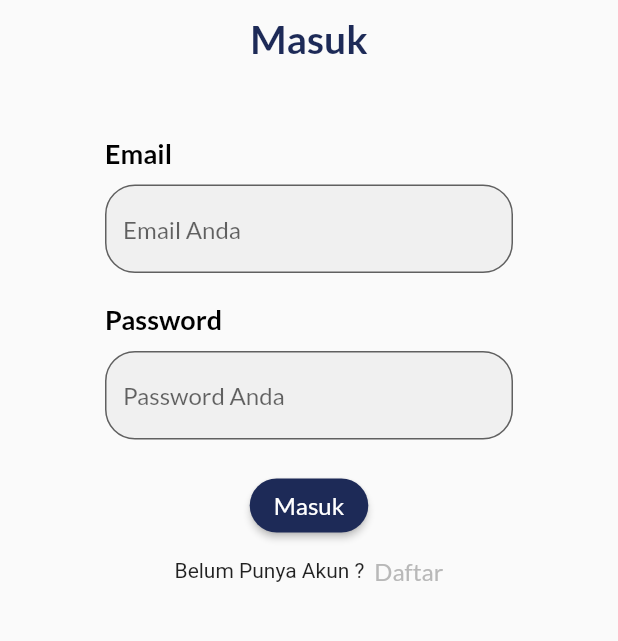
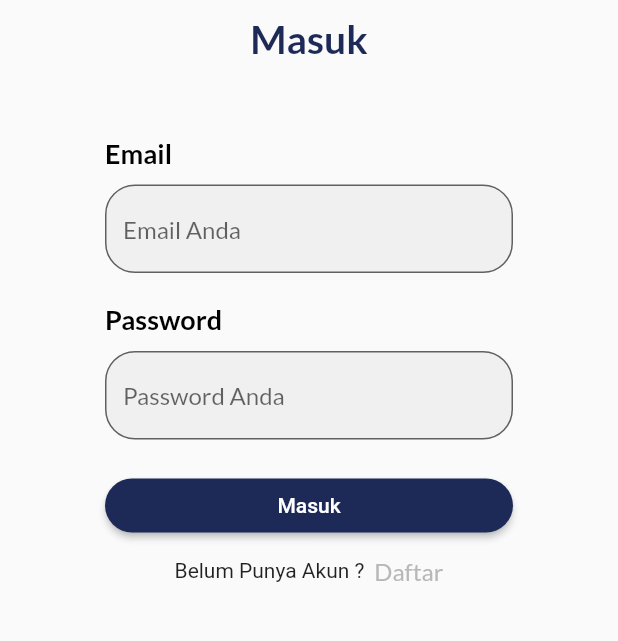
Before and after one commit to novannp/flutter_kbti, a Flutter app: the screen it shows after launch, on a phone screen of 412 x 824 dp, the part 363-1004 px from its top. Run offline on Flutter 3.47's test engine with Material 2 defaults, Android fonts, the phone set to English and light mode, and no system bars; our stand-ins replace flutter_secure_storage, google_fonts, shared_preferences.

Commit message:
fix button theme

```diff
--- a/lib/screens/login_screen.dart
+++ b/lib/screens/login_screen.dart
@@ -68,13 +68,16 @@ class _LoginScreenState extends State<LoginScreen> {
                   ]))
             ]),
             const SizedBox(height: 20),
-            CustomButton(
+            SizedBox(
+              width: double.infinity,
+              child: CustomButton(
                 title: 'Masuk',
                 onPressed: () {
                   if (_formKey.currentState!.validate()) {
                     loginProvider.login(context, emailCtrl.text, passCtrl.text);
                   }
                 },
+              ),
             ),
             const SizedBox(height: 10),
             Row(
--- a/lib/screens/themes.dart
+++ b/lib/screens/themes.dart
@@ -13,6 +13,16 @@ ThemeData darkTheme = ThemeData(
     brightness: Brightness.dark,
     appBarTheme: const AppBarTheme(
       backgroundColor: Color(0xff23272a),
+    ),
+    elevatedButtonTheme: ElevatedButtonThemeData(
+      style: ElevatedButton.styleFrom(
+        primary: Colors.white,
+        onPrimary: Colors.black,
+        shape: RoundedRectangleBorder(
+          borderRadius: BorderRadius.circular(30),
+        ),
+        textStyle: const TextTheme().headline5,
+      ),
     ),
     chipTheme: ChipThemeData(
       backgroundColor: const Color.fromARGB(255, 44, 44, 44),
@@ -77,6 +87,16 @@ ThemeData lightTheme = ThemeData(
   buttonTheme: ButtonThemeData(
     buttonColor: blueColor,
   ),
+  elevatedButtonTheme: ElevatedButtonThemeData(
+    style: ElevatedButton.styleFrom(
+      primary: blueColor,
+      onPrimary: Colors.white,
+      shape: RoundedRectangleBorder(
+        borderRadius: BorderRadius.circular(30),
+      ),
+      textStyle: const TextTheme().headline5,
+    ),
+  ),
   brightness: Brightness.light,
   appBarTheme: AppBarTheme(backgroundColor: blueColor),
   chipTheme: ChipThemeData(
--- a/lib/widgets/custom_button.dart
+++ b/lib/widgets/custom_button.dart
@@ -14,12 +14,6 @@ class CustomButton extends StatelessWidget {
   @override
   Widget build(BuildContext context) {
     return ElevatedButton(
-      style: ElevatedButton.styleFrom(
-          primary: blueColor,
-          shape: RoundedRectangleBorder(
-            borderRadius: BorderRadius.circular(30),
-          ),
-          textStyle: Theme.of(context).textTheme.headline5),
       onPressed: onPressed,
       child: Text(title),
     );
```
Lines whose indentation alone changed are shown as unchanged.
